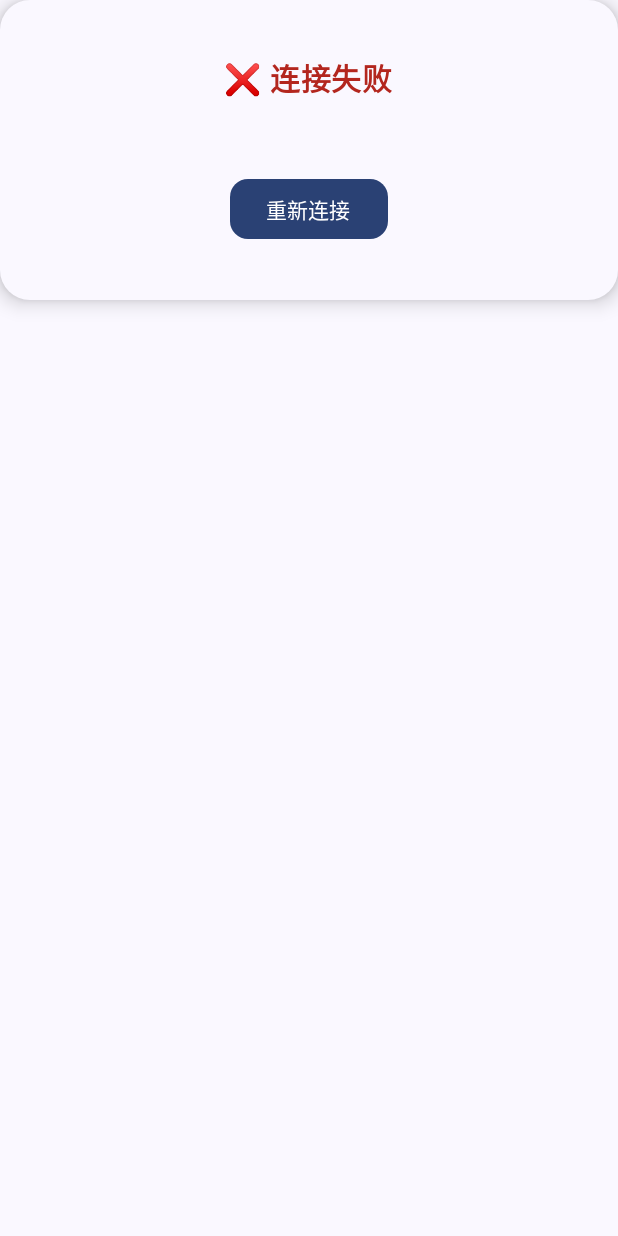
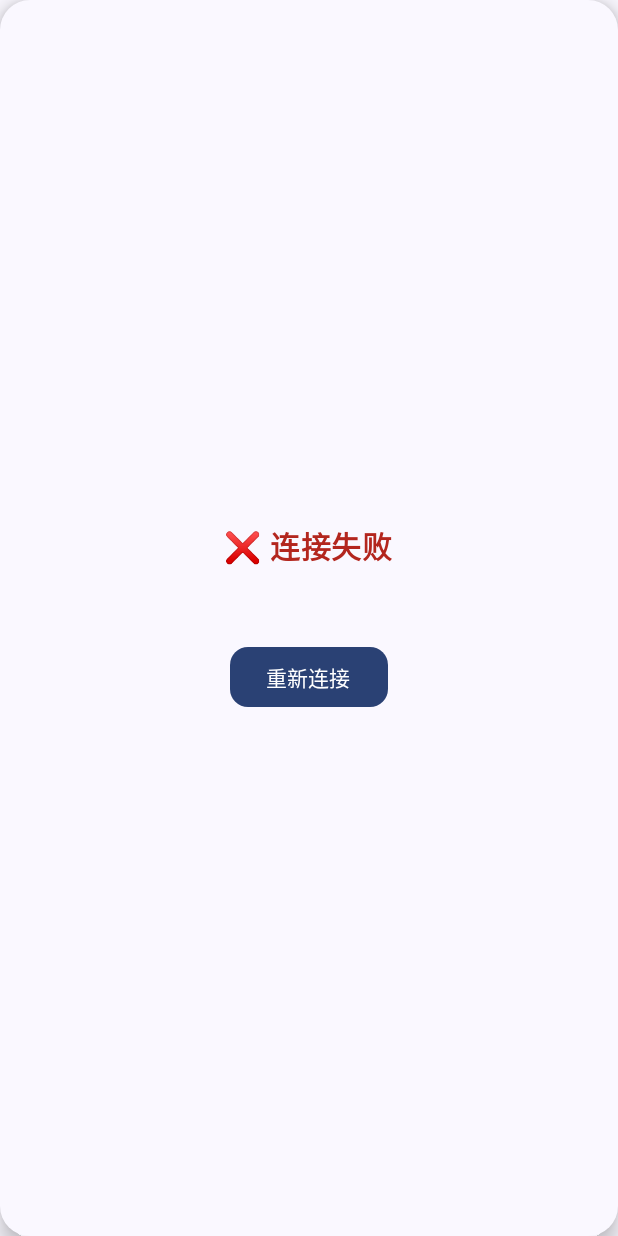
Before and after one commit to wurslu/xiaoji, an Android app built with Jetpack Compose: the composable ErrorCard called with empty values, on a phone screen of 412 x 824 dp. Run offline under Robolectric (Android 15) with nearby library versions, the phone set to English and light mode, and no system bars; 1 statement that could not run was skipped.

Commit message:
12.56,修复首页样式

```diff
--- a/app/src/main/java/com/example/thebest/ui/compose/SensorScreen.kt
+++ b/app/src/main/java/com/example/thebest/ui/compose/SensorScreen.kt
@@ -264,8 +264,7 @@ fun LoadingCard() {
 fun ErrorCard(errorMessage: String, onRetry: () -> Unit) {
     Card(
         modifier = Modifier
-            .fillMaxWidth()
-            .height(200.dp),
+            .fillMaxWidth(),
         shape = RoundedCornerShape(20.dp),
         colors = CardDefaults.cardColors(
             containerColor = MaterialTheme.colorScheme.surface
```
Also changed, not shown: 3 other files.
